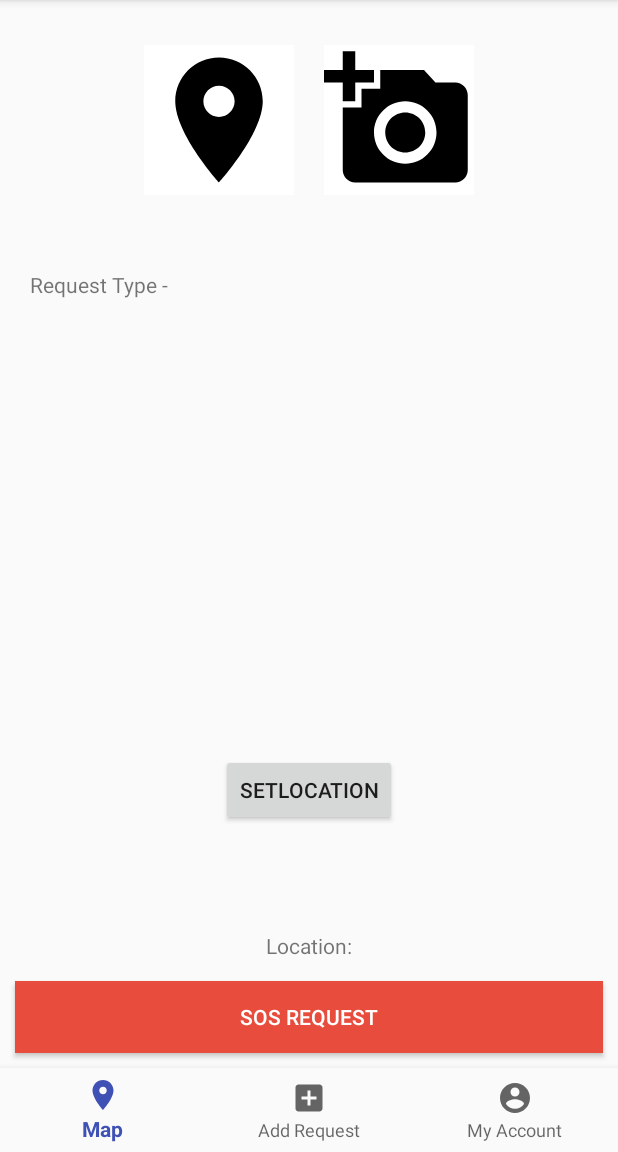
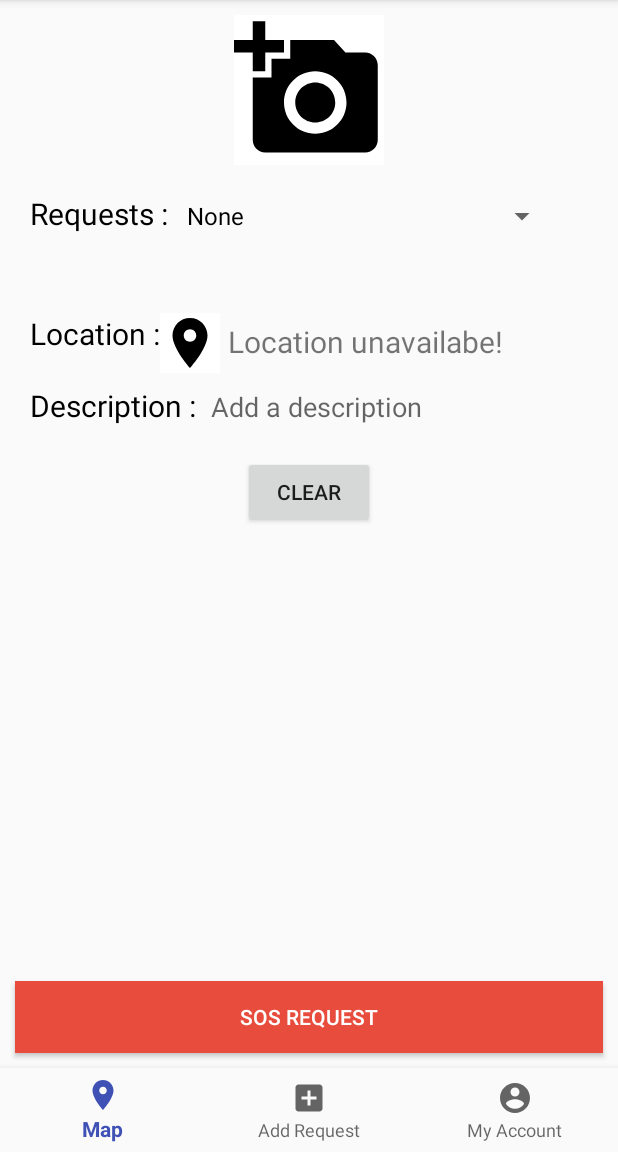
Before and after one commit to CodeSeeker99/SOSMap, an Android app: the fragment AddRequestFragment placed in its activity, on a phone screen of 412 x 824 dp, the part 84-1236 px from its top. Run offline under Robolectric (Android 15) with nearby library versions, the phone set to English and light mode, and no system bars.

Commit message:
RequestFragComplete

```diff
--- a/app/build.gradle
+++ b/app/build.gradle
@@ -20,6 +20,10 @@ android {
 
 dependencies {
     implementation fileTree(dir: 'libs', include: ['*.jar'])
+    compile 'com.microsoft.azure:azure-mobile-android:3.4.0'
+    compile 'com.myhexaville:smart-image-picker:1.0.4'
+    compile 'com.github.vishal259:EasyLocation:1.0'
+    implementation "com.google.android.gms:play-services-location:16.0.0"
     implementation 'com.android.support:appcompat-v7:27.1.1'
     implementation 'com.android.support:design:27.1.1'
     implementation 'com.android.support.constraint:constraint-layout:1.1.3'
--- a/app/src/main/AndroidManifest.xml
+++ b/app/src/main/AndroidManifest.xml
@@ -17,13 +17,13 @@
         <activity
             android:name=".HomeActivity"
             android:label="@string/app_name">
+        </activity>
+        <activity android:name=".LoginActivity">
             <intent-filter>
                 <action android:name="android.intent.action.MAIN" />
-
                 <category android:name="android.intent.category.LAUNCHER" />
             </intent-filter>
         </activity>
-        <activity android:name=".LoginActivity"></activity>
     </application>
 
 </manifest>
--- a/app/src/main/java/com/a2599gmail/hari/sosmap/AddRequestFragment.java
+++ b/app/src/main/java/com/a2599gmail/hari/sosmap/AddRequestFragment.java
@@ -17,17 +17,32 @@ import android.util.Log;
 import android.view.LayoutInflater;
 import android.view.View;
 import android.view.ViewGroup;
+import android.widget.AdapterView;
+import android.widget.ArrayAdapter;
 import android.widget.Button;
+import android.widget.EditText;
+import android.widget.ImageView;
+import android.widget.Spinner;
 import android.widget.TextView;
 
+import java.util.ArrayList;
+import java.util.StringTokenizer;
 
-public class AddRequestFragment extends Fragment {
+
+public class AddRequestFragment extends Fragment implements AdapterView.OnItemSelectedListener, View.OnClickListener {
     private LocationManager locationManager;
     private LocationListener locationListener;
-    private Button locationButton;
-    private Button submitRequest;
+
+    private ImageView locationButton;
     private TextView locationView;
+    private ImageView imageButton;
+    private Spinner spinner;
+    private TextView reqList;
+    private Button clr,sos;
+    private EditText desc;
 
+    ArrayList<String> types;
+    ArrayAdapter<String> typesAdapter;
 
     public AddRequestFragment() {
         // Required empty public constructor
@@ -46,62 +61,134 @@ public class AddRequestFragment extends Fragment {
         // Inflate the layout for this fragment
         View view = inflater.inflate(R.layout.fragment_add_request, container, false);
 
-        locationButton = view.findViewById(R.id.buttonLocation);
-        submitRequest = view.findViewById(R.id.SubmitRequestButton);
+        locationButton = view.findViewById(R.id.Location_button);
+        imageButton = view.findViewById(R.id.Photo_button);
         locationView = view.findViewById(R.id.textViewLocation);
-        locationManager = (LocationManager) getActivity().getSystemService(Context.LOCATION_SERVICE);
+        spinner = view.findViewById(R.id.Spinner);
+        reqList = view.findViewById(R.id.ReqList);
+        desc = view.findViewById(R.id.Desc);
+        sos = view.findViewById(R.id.SubmitRequestButton);
+        clr = view.findViewById(R.id.clear);
+        clr.setOnClickListener(this);
 
+        types = new ArrayList<>();
+        types.add("None");
+        types.add("Emergency Rescue");
+        types.add("Drinking Water");
+        types.add("Food");
+        types.add("Infant Food");
+        types.add("Child Medical Supplies");
+        types.add("Doctor visit");
+        types.add("Menstrual Hygiene");
+        types.add("Clothes for Men");
+        types.add("Clothes for Women");
+        types.add("Other (mention in decription)");
 
-        locationListener = new LocationListener() {
+        typesAdapter = new ArrayAdapter<>(getContext(),R.layout.support_simple_spinner_dropdown_item,types);
+        typesAdapter.setDropDownViewResource(R.layout.support_simple_spinner_dropdown_item);
+        spinner.setAdapter(typesAdapter);
+
+        spinner.setOnItemSelectedListener(this);
+
+        sos.setOnClickListener(new View.OnClickListener() {
             @Override
-            public void onLocationChanged(Location location) {
-                locationView.append("\n"+location.getLatitude() + "," + location.getLongitude());
-                Log.d("Location", "onLocationChanged: ");
-            }
-
-            @Override
-            public void onStatusChanged(String provider, int status, Bundle extras) {
+            public void onClick(View view) {
 
             }
+        });
 
-            @Override
-            public void onProviderEnabled(String provider) {
+        //locationManager = (LocationManager) getActivity().getSystemService(Context.LOCATION_SERVICE);
+//        locationListener = new LocationListener() {
+//            @Override
+//            public void onLocationChanged(Location location) {
+//                locationView.append("\n"+location.getLatitude() + "," + location.getLongitude());
+//                Log.d("Location", "onLocationChanged: ");
+//            }
+//
+//            @Override
+//            public void onStatusChanged(String provider, int status, Bundle extras) {
+//
+//            }
+//
+//            @Override
+//            public void onProviderEnabled(String provider) {
+//
+//            }
+//
+//            @Override
+//            public void onProviderDisabled(String provider) {
+//
+//            }
+//        };
 
-            }
-
-            @Override
-            public void onProviderDisabled(String provider) {
-
-            }
-        };
-
-        checkLocation();
+        //checkLocation();
         return view;
     }
 
     @Override
-    public void onRequestPermissionsResult(int requestCode, @NonNull String[] permissions, @NonNull int[] grantResults) {
-        switch(requestCode){
-            case 10:
-                checkLocation();
-                break;
-            default:
-                break;
+    public void onItemSelected(AdapterView<?> adapterView, View view, int i, long l) {
+        if(i!=0)
+        {
+
+            String selected = adapterView.getItemAtPosition(i).toString();
+            System.out.println(">>>>>>>>>>>>>>>>>>>>>>>>>"+selected);
+
+            reqList.setText(new StringBuilder(reqList.getText().toString()+selected+","));
+            types.remove(selected);
+            typesAdapter.remove(selected);
+            typesAdapter.notifyDataSetChanged();
+            spinner.setSelection(0);
         }
+
+
     }
 
-    public void checkLocation(){
+    @Override
+    public void onClick(View view) {
+        desc.setText("");
+        String requests = reqList.getText().toString();
+        StringTokenizer st = new StringTokenizer(requests,",");
+        while (st.hasMoreTokens())
+        {
+            String str = st.nextToken();
+            if(!str.isEmpty())
+            {
+                typesAdapter.add(str);
+            }
+        }
+        spinner.setSelection(0);
+        typesAdapter.notifyDataSetChanged();
+        reqList.setText("");
+    }
 
-        if (ActivityCompat.checkSelfPermission(getActivity(), Manifest.permission.ACCESS_FINE_LOCATION) != PackageManager.PERMISSION_GRANTED && ActivityCompat.checkSelfPermission(getActivity(), Manifest.permission.ACCESS_COARSE_LOCATION) != PackageManager.PERMISSION_GRANTED) {
-            if(Build.VERSION.SDK_INT > 23)
-                requestPermissions(new String[] {Manifest.permission.ACCESS_FINE_LOCATION, Manifest.permission.ACCESS_COARSE_LOCATION, Manifest.permission.INTERNET},10);
-            return;
-        }
-        locationButton.setOnClickListener(new View.OnClickListener() {
-            @Override
-            public void onClick(View v) {
-                locationManager.requestLocationUpdates(LocationManager.GPS_PROVIDER, 0, 0, locationListener);
-            }
-        });
+    @Override
+    public void onNothingSelected(AdapterView<?> adapterView) {
+
     }
+
+    //    @Override
+//    public void onRequestPermissionsResult(int requestCode, @NonNull String[] permissions, @NonNull int[] grantResults) {
+//        switch(requestCode){
+//            case 10:
+//                checkLocation();
+//                break;
+//            default:
+//                break;
+//        }
+//    }
+//
+//    public void checkLocation(){
+//
+//        if (ActivityCompat.checkSelfPermission(getActivity(), Manifest.permission.ACCESS_FINE_LOCATION) != PackageManager.PERMISSION_GRANTED && ActivityCompat.checkSelfPermission(getActivity(), Manifest.permission.ACCESS_COARSE_LOCATION) != PackageManager.PERMISSION_GRANTED) {
+//            if(Build.VERSION.SDK_INT > 23)
+//                requestPermissions(new String[] {Manifest.permission.ACCESS_FINE_LOCATION, Manifest.permission.ACCESS_COARSE_LOCATION, Manifest.permission.INTERNET},10);
+//            return;
+//        }
+//        locationButton.setOnClickListener(new View.OnClickListener() {
+//            @Override
+//            public void onClick(View v) {
+//                locationManager.requestLocationUpdates(LocationManager.GPS_PROVIDER, 0, 0, locationListener);
+//            }
+//        });
+//    }
 }
--- a/app/src/main/res/layout/fragment_add_request.xml
+++ b/app/src/main/res/layout/fragment_add_request.xml
@@ -7,46 +7,83 @@
     android:layout_marginBottom="?android:attr/actionBarSize"
     tools:context=".AddRequestFragment">
 
-    <LinearLayout
-        android:layout_width="wrap_content"
-        android:id="@+id/LL1"
-        android:orientation="horizontal"
-        android:padding="20dp"
-        android:layout_centerHorizontal="true"
-        android:layout_height="wrap_content">
-
-        <ImageView
-            android:src="@drawable/ic_location_on_black_24dp"
-            android:background="#fff"
-            android:layout_width="100dp"
-            android:layout_margin="10dp"
-            android:id="@+id/Location_button"
-            android:layout_height="100dp"
-            />
-
     <ImageView
         android:src="@drawable/ic_add_a_photo_black_24dp"
         android:background="#fff"
         android:layout_width="100dp"
         android:layout_margin="10dp"
+        android:layout_centerHorizontal="true"
         android:id="@+id/Photo_button"
-            android:layout_toRightOf="@id/Location_button"
         android:layout_height="100dp"
         />
+
+    <LinearLayout
+        android:id="@+id/ReqTyp"
+        android:layout_below="@id/Photo_button"
+        android:orientation="horizontal"
+        android:paddingStart="20dp"
+        android:paddingEnd="20dp"
+        android:layout_width="match_parent"
+        android:layout_height="wrap_content">
+
+        <TextView
+            android:layout_width="wrap_content"
+            android:textSize="20sp"
+            android:layout_height="wrap_content"
+            android:textColor="#000"
+            android:text="Requests : " />
+
+        <Spinner
+            android:id="@+id/Spinner"
+            android:layout_width="match_parent"
+            android:layout_marginEnd="20dp"
+            android:layout_height="wrap_content">
+
+        </Spinner>
+
+
     </LinearLayout>
 
     <TextView
-        android:id="@+id/ReqTyp"
-        android:layout_width="108dp"
+        android:id="@+id/ReqList"
+        android:layout_below="@id/ReqTyp"
+        android:layout_width="wrap_content"
         android:layout_height="wrap_content"
-        android:layout_below="@id/LL1"
-        android:layout_marginBottom="20dp"
-        android:layout_marginEnd="20dp"
-        android:layout_marginLeft="20dp"
-        android:layout_marginRight="20dp"
         android:layout_marginStart="20dp"
-        android:layout_marginTop="20dp"
-        android:text="Request Type - " />
+        android:textSize="18sp"
+        android:paddingTop="8dp"
+        android:paddingBottom="8dp"
+        android:layout_centerHorizontal="true"
+        />
+    <TextView
+        android:id="@+id/LocationParam"
+        android:layout_width="wrap_content"
+        android:layout_height="wrap_content"
+        android:textSize="20sp"
+        android:textColor="#000"
+        android:layout_below="@id/ReqList"
+        android:layout_marginStart="20dp"
+        android:text="Location :" />
+
+    <ImageView
+        android:src="@drawable/ic_location_on_black_24dp"
+        android:background="#fff"
+        android:layout_width="40dp"
+        android:layout_height="40dp"
+        android:layout_toEndOf="@id/LocationParam"
+        android:layout_below="@id/ReqList"
+        android:id="@+id/Location_button"
+        />
+    <TextView
+        android:id="@+id/textViewLocation"
+        android:layout_width="wrap_content"
+        android:layout_height="wrap_content"
+        android:textSize="20sp"
+        android:layout_toEndOf="@id/Location_button"
+        android:layout_below="@id/ReqList"
+        android:text="Location unavailabe!"
+        android:padding="5dp"/>
+
 
     <Button
         android:id="@+id/SubmitRequestButton"
@@ -58,23 +95,46 @@
         android:text="SOS Request"
         android:textColor="#fff" />
 
+
+    <LinearLayout
+        android:id="@+id/LL2"
+        android:layout_width="match_parent"
+        android:orientation="horizontal"
+        android:layout_below="@id/textViewLocation"
+        android:layout_height="wrap_content">
         <TextView
-        android:id="@+id/textViewLocation"
             android:layout_width="wrap_content"
             android:layout_height="wrap_content"
-        android:layout_alignParentBottom="true"
-        android:layout_centerHorizontal="true"
-        android:layout_marginBottom="72dp"
-        android:text="Location:" />
+            android:textSize="20sp"
+            android:textColor="#000"
+            android:layout_marginStart="20dp"
+            android:paddingTop="10dp"
+            android:text="Description :"/>
+
+        <EditText
+            android:id="@+id/Desc"
+            android:layout_width="match_parent"
+            android:layout_height="wrap_content"
+            android:layout_marginStart="10dp"
+            android:hint="Add a description"
+            android:layout_marginEnd="10dp"
+            android:inputType="textMultiLine"
+            android:background="@android:color/transparent"
+            android:maxLines="5"
+            />
+
+    </LinearLayout>
 
     <Button
-        android:id="@+id/buttonLocation"
+        android:id="@+id/clear"
         android:layout_width="wrap_content"
         android:layout_height="wrap_content"
-        android:layout_alignParentBottom="true"
+        android:text="Clear"
+        android:layout_below="@id/LL2"
         android:layout_centerHorizontal="true"
-        android:layout_marginBottom="161dp"
-        android:text="SetLocation" />
+        android:layout_marginTop="20dp"
+        />
+
 
 
 </RelativeLayout>
--- a/app/src/main/res/values/strings.xml
+++ b/app/src/main/res/values/strings.xml
@@ -8,6 +8,6 @@
     <string name="hello_blank_fragment">Hello blank fragment</string>
     <string name="sos_map">SOS Map</string>
     <string name="password">Password</string>
-    <string name="username">Username</string>
+    <string name="email">Email</string>
     <string name="login">Login</string>
 </resources>
--- a/build.gradle
+++ b/build.gradle
@@ -19,6 +19,7 @@ allprojects {
     repositories {
         google()
         jcenter()
+        maven { url "https://jitpack.io" }
     }
 }
 
```
Also changed, not shown: app/src/main/java/com/a2599gmail/hari/sosmap/AzureServiceAdapter.java (added, +43 -0 lines), app/src/main/java/com/a2599gmail/hari/sosmap/LoginActivity.java (+24 -0 lines), app/src/main/java/com/a2599gmail/hari/sosmap/Request.java (+13 -8 lines), app/src/main/res/layout/activity_login.xml (+16 -22 lines). Lines whose indentation alone changed are shown as unchanged.
